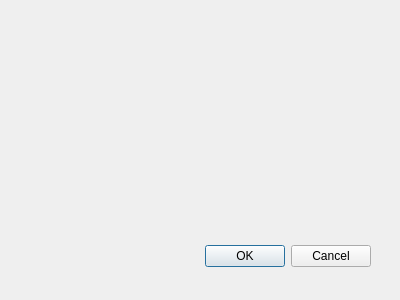
The window that iniciarsesion.ui (jorge-luis-dev/Arenita) describes before a commit, drawn with Qt 5.
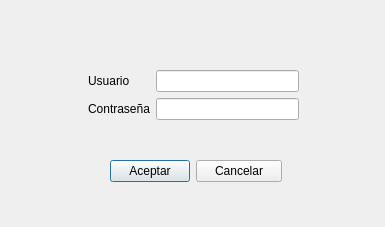
The same window after the commit.

```diff
--- a/iniciarsesion.ui
+++ b/iniciarsesion.ui
@@ -8,28 +8,77 @@
    <rect>
     <x>0</x>
     <y>0</y>
-    <width>400</width>
-    <height>300</height>
+    <width>385</width>
+    <height>227</height>
    </rect>
   </property>
   <property name="windowTitle">
    <string>Dialog</string>
   </property>
-  <widget class="QDialogButtonBox" name="buttonBox">
+  <property name="modal">
+   <bool>true</bool>
+  </property>
+  <widget class="QWidget" name="formLayoutWidget">
    <property name="geometry">
     <rect>
-     <x>30</x>
-     <y>240</y>
-     <width>341</width>
-     <height>32</height>
+     <x>88</x>
+     <y>70</y>
+     <width>211</width>
+     <height>81</height>
     </rect>
    </property>
-   <property name="orientation">
-    <enum>Qt::Horizontal</enum>
+   <layout class="QFormLayout" name="formLayout">
+    <item row="0" column="0">
+     <widget class="QLabel" name="lblUsuario">
+      <property name="text">
+       <string>Usuario</string>
+      </property>
+     </widget>
+    </item>
+    <item row="0" column="1">
+     <widget class="QLineEdit" name="txtUsuario"/>
+    </item>
+    <item row="1" column="0">
+     <widget class="QLabel" name="lblClave">
+      <property name="text">
+       <string>Contraseña</string>
+      </property>
+     </widget>
+    </item>
+    <item row="1" column="1">
+     <widget class="QLineEdit" name="txtClave">
+      <property name="echoMode">
+       <enum>QLineEdit::Password</enum>
+      </property>
+     </widget>
+    </item>
+   </layout>
+  </widget>
+  <widget class="QWidget" name="formLayoutWidget_2">
+   <property name="geometry">
+    <rect>
+     <x>110</x>
+     <y>160</y>
+     <width>172</width>
+     <height>41</height>
+    </rect>
    </property>
-   <property name="standardButtons">
-    <set>QDialogButtonBox::Cancel|QDialogButtonBox::Ok</set>
-   </property>
+   <layout class="QFormLayout" name="formLayout_2">
+    <item row="0" column="0">
+     <widget class="QPushButton" name="pushAceptar">
+      <property name="text">
+       <string>Aceptar</string>
+      </property>
+     </widget>
+    </item>
+    <item row="0" column="1">
+     <widget class="QPushButton" name="pushCancelar">
+      <property name="text">
+       <string>Cancelar</string>
+      </property>
+     </widget>
+    </item>
+   </layout>
   </widget>
  </widget>
  <pixmapfunction/>
```
Left out of the diff: 40 changed lines with no effect on the pictures.
